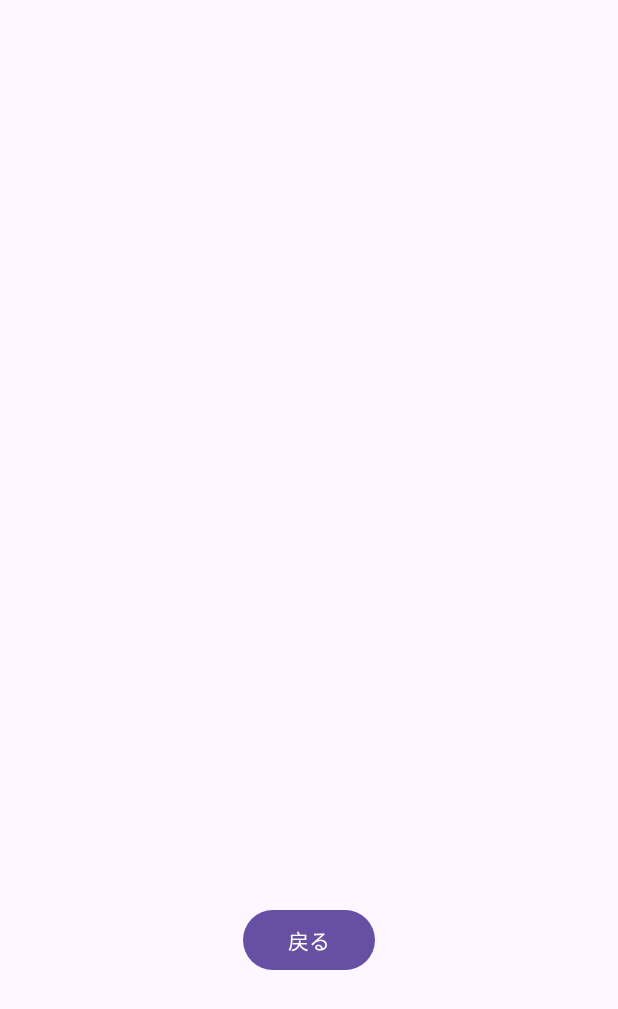
After one commit to YutoFuse/CalendarApp, an Android app: the ConfigMenu screen opened directly, with no data from a screen before it, on a phone screen of 412 x 824 dp. The commit adds this screen. Shown: the top 1009 px of the screen. Run offline under Robolectric (Android 15) with nearby library versions, the phone set to English and light mode, and no system bars.

Commit message:
feat: 新しいアクティビティへの遷移、戻るボタンの追加

```diff
--- a/app/src/main/AndroidManifest.xml
+++ b/app/src/main/AndroidManifest.xml
@@ -13,6 +13,9 @@
         android:theme="@style/Theme.CalendarApp"
         tools:targetApi="31">
         <activity
+            android:name=".ConfigMenu"
+            android:exported="false" />
+        <activity
             android:name=".MainActivity"
             android:exported="true">
             <intent-filter>
--- /dev/null
+++ b/app/src/main/java/com/example/calendarapp/ConfigMenu.java
@@ -0,0 +1,34 @@
+package com.example.calendarapp;
+
+import android.os.Bundle;
+
+import androidx.activity.EdgeToEdge;
+import androidx.appcompat.app.AppCompatActivity;
+import androidx.core.graphics.Insets;
+import androidx.core.view.ViewCompat;
+import androidx.core.view.WindowInsetsCompat;
+
+import android.widget.TextView;
+
+public class ConfigMenu extends AppCompatActivity {
+
+    @Override
+    protected void onCreate(Bundle savedInstanceState) {
+        super.onCreate(savedInstanceState);
+        EdgeToEdge.enable(this);
+        setContentView(R.layout.activity_config_menu);
+        ViewCompat.setOnApplyWindowInsetsListener(findViewById(R.id.main), (v, insets) -> {
+            Insets systemBars = insets.getInsets(WindowInsetsCompat.Type.systemBars());
+            v.setPadding(systemBars.left, systemBars.top, systemBars.right, systemBars.bottom);
+            return insets;
+        });
+
+        // 仮に日にち情報を表示
+        TextView dateTextView = findViewById(R.id.dateTextView);
+        String selectedDate = getIntent().getStringExtra("selectedDate");
+        dateTextView.setText(selectedDate);
+
+        // 戻るボタン
+        findViewById(R.id.backButton).setOnClickListener(v -> finish());
+    }
+}
--- a/app/src/main/java/com/example/calendarapp/MainActivity.java
+++ b/app/src/main/java/com/example/calendarapp/MainActivity.java
@@ -1,5 +1,6 @@
 package com.example.calendarapp;
 
+import android.content.Intent;
 import android.os.Bundle;
 
 import androidx.activity.EdgeToEdge;
@@ -14,6 +15,7 @@ import android.widget.CalendarView;
 import android.view.View;
 import android.widget.LinearLayout;
 import android.widget.Button;
+import android.content.Intent;
 
 public class MainActivity extends AppCompatActivity {
 
@@ -39,6 +41,12 @@ public class MainActivity extends AppCompatActivity {
                 Button selectedDate = findViewById(R.id.selectedDate);
                 selectedDateBar.setVisibility(View.VISIBLE);
 //                selectedDate.setText(year + "/" + (month + 1) + "/" + dayOfMonth);
+                selectedDateBar.setVisibility(View.VISIBLE);
+                selectedDate.setOnClickListener(v -> {
+                    Intent intent = new Intent(MainActivity.this, ConfigMenu.class);
+                    intent.putExtra("selectedDate", year + "/" + (month + 1) + "/" + dayOfMonth);
+                    startActivity(intent);
+                });
             }
         });
     }
--- /dev/null
+++ b/app/src/main/res/layout/activity_config_menu.xml
@@ -0,0 +1,30 @@
+<?xml version="1.0" encoding="utf-8"?>
+<androidx.constraintlayout.widget.ConstraintLayout xmlns:android="http://schemas.android.com/apk/res/android"
+    xmlns:app="http://schemas.android.com/apk/res-auto"
+    xmlns:tools="http://schemas.android.com/tools"
+    android:id="@+id/main"
+    android:layout_width="match_parent"
+    android:layout_height="match_parent"
+    tools:context=".ConfigMenu">
+
+    <TextView
+        android:id="@+id/dateTextView"
+        android:layout_width="wrap_content"
+        android:layout_height="wrap_content"
+        android:textSize="24sp"
+        app:layout_constraintTop_toTopOf="parent"
+        app:layout_constraintStart_toStartOf="parent"
+        app:layout_constraintEnd_toEndOf="parent"
+        app:layout_constraintBottom_toBottomOf="parent"/>
+
+    <Button
+        android:id="@+id/backButton"
+        android:layout_width="wrap_content"
+        android:layout_height="wrap_content"
+        android:text="戻る"
+        app:layout_constraintTop_toBottomOf="@+id/dateTextView"
+        app:layout_constraintStart_toStartOf="parent"
+        app:layout_constraintEnd_toEndOf="parent"
+        app:layout_constraintBottom_toBottomOf="parent"/>
+
+</androidx.constraintlayout.widget.ConstraintLayout>
```
